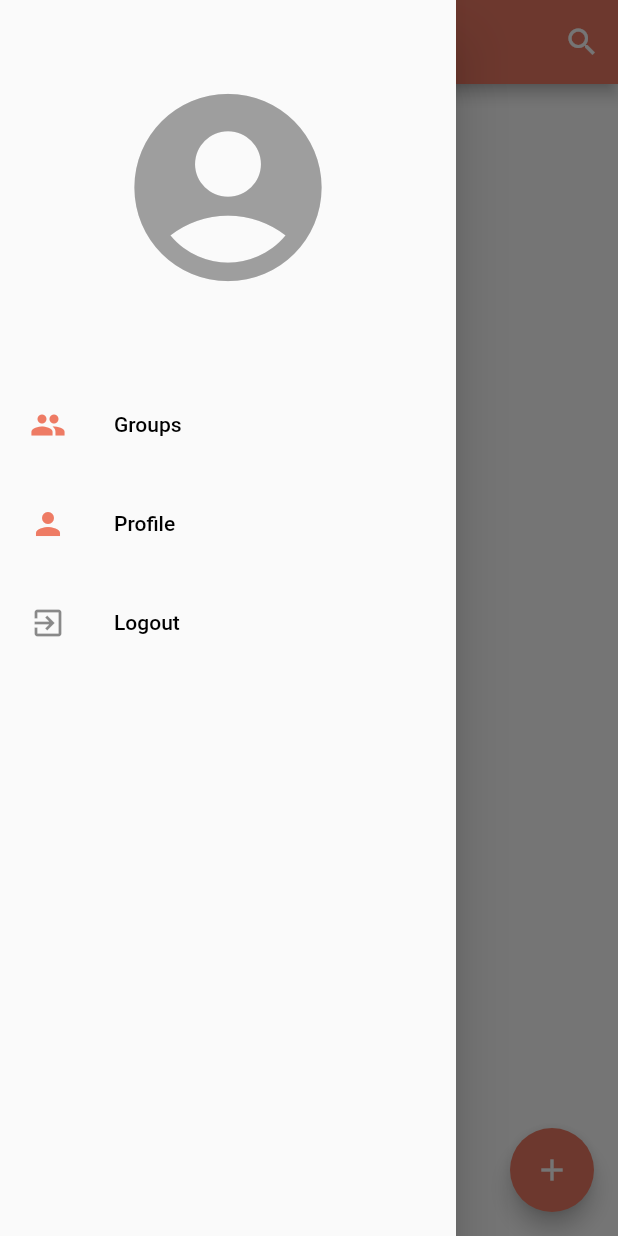
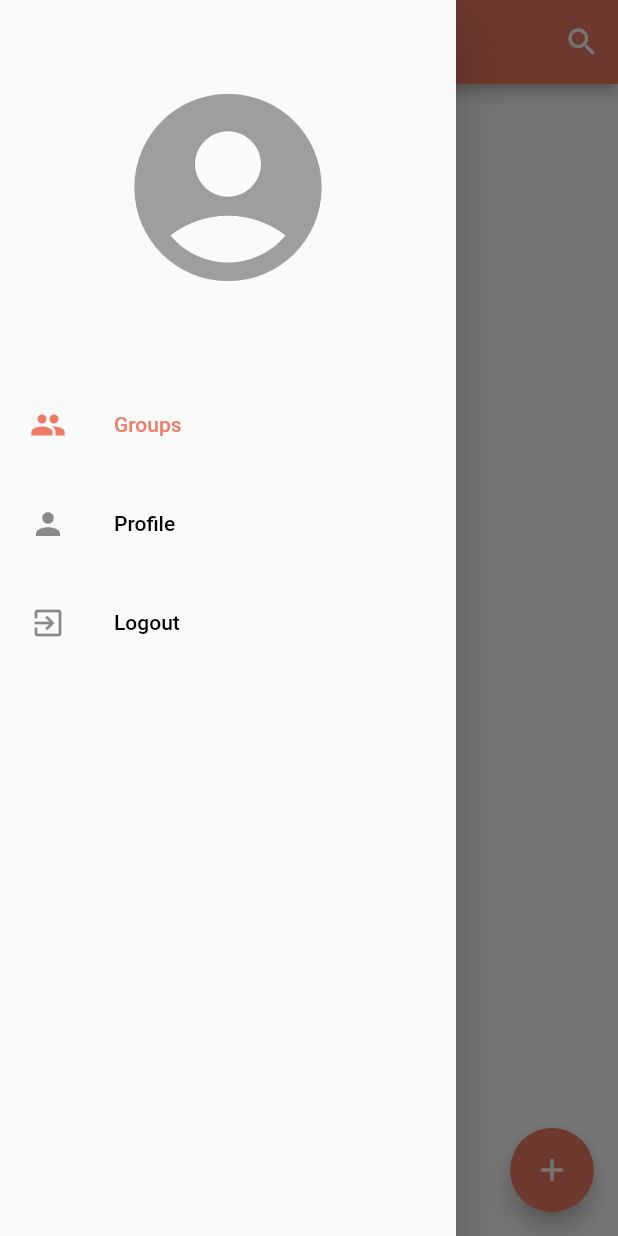
Before and after one commit to vedintech007/chat-app-flutter-firebase, a Flutter app: the HomePage screen opened directly, with the side drawer open, on a phone screen of 412 x 824 dp. Run offline on Flutter 3.47's test engine with Material 2 defaults, Android fonts, the phone set to English and light mode, and no system bars; our stand-ins replace cloud_firestore, firebase_auth, firebase_core, shared_preferences; accounts and stored records are empty.

Commit message:
added custom side drawer

```diff
--- a/lib/pages/home/home_page.dart
+++ b/lib/pages/home/home_page.dart
@@ -7,6 +7,7 @@ import 'package:flutter_chat_app/services/auth_service.dart';
 import 'package:flutter_chat_app/shared/constants.dart';
 import 'package:flutter_chat_app/shared/functions.dart';
 import 'package:flutter_chat_app/widgets/custom_button.dart';
+import 'package:flutter_chat_app/widgets/custom_drawer.dart';
 
 class HomePage extends StatefulWidget {
   const HomePage({super.key});
@@ -61,90 +62,7 @@ class _HomePageState extends State<HomePage> {
         backgroundColor: AppColors().primaryColor,
         child: const Icon(Icons.add),
       ),
-        drawer: Drawer(
-          child: ListView(
-            padding: const EdgeInsets.symmetric(vertical: 50),
-            children: <Widget>[
-              const Icon(
-                Icons.account_circle,
-                size: 150,
-                color: Colors.grey,
-              ),
-              const SizedBox(height: 15),
-              Text(
-                _userName,
-                textAlign: TextAlign.center,
-                style: const TextStyle(
-                  fontSize: 30,
-                ),
-              ),
-              ListTile(
-                onTap: () {},
-                selectedColor: Theme.of(context).primaryColor,
-                selected: true,
-                contentPadding: const EdgeInsets.symmetric(horizontal: 20, vertical: 5),
-                leading: const Icon(Icons.group),
-                title: const Text(
-                  "Groups",
-                  style: TextStyle(
-                    color: Colors.black,
-                  ),
-                ),
-              ),
-              ListTile(
-                onTap: () => nextScreen(context, pageName: const ProfilePage()),
-                selectedColor: Theme.of(context).primaryColor,
-                selected: true,
-                contentPadding: const EdgeInsets.symmetric(horizontal: 20, vertical: 5),
-                leading: const Icon(Icons.person),
-                title: const Text(
-                  "Profile",
-                  style: TextStyle(
-                    color: Colors.black,
-                  ),
-                ),
-              ),
-              ListTile(
-                onTap: () async {
-                  showDialog(
-                      context: context,
-                      barrierDismissible: false,
-                      builder: (context) {
-                        return AlertDialog(
-                          title: const Text("Logout"),
-                          content: const Text("Are you sure you want to logout?"),
-                          actions: [
-                            IconButton(
-                              onPressed: () => pop(context),
-                              icon: const Icon(Icons.cancel, color: Colors.red),
-                            ),
-                            IconButton(
-                              onPressed: () async {
-                                authService.signOut().whenComplete(
-                                      () => nextScreen(
-                                        context,
-                                        pageName: const LoginPage(),
-                                        replace: true,
-                                      ),
+      drawer: const AppDrawer(pageName: "Groups"),
     );
-                              },
-                              icon: const Icon(Icons.exit_to_app, color: Colors.green),
-                            ),
-                          ],
-                        );
-                      });
-                },
-                contentPadding: const EdgeInsets.symmetric(horizontal: 20, vertical: 5),
-                leading: const Icon(Icons.exit_to_app),
-                title: const Text(
-                  "Logout",
-                  style: TextStyle(
-                    color: Colors.black,
-                  ),
-                ),
-              ),
-            ],
-          ),
-        ));
   }
 }
--- /dev/null
+++ b/lib/widgets/custom_drawer.dart
@@ -0,0 +1,148 @@
+import 'package:flutter/material.dart';
+import 'package:flutter_chat_app/helper/helper_function.dart';
+import 'package:flutter_chat_app/pages/auth/login_page.dart';
+import 'package:flutter_chat_app/pages/home/home_page.dart';
+import 'package:flutter_chat_app/pages/profile/profile.dart';
+import 'package:flutter_chat_app/services/auth_service.dart';
+import 'package:flutter_chat_app/shared/functions.dart';
+
+class AppDrawer extends StatefulWidget {
+  const AppDrawer({super.key, required this.pageName});
+
+  final String pageName;
+  // final AuthService authService;
+
+  @override
+  State<AppDrawer> createState() => _AppDrawerState();
+}
+
+class _AppDrawerState extends State<AppDrawer> {
+  AuthService authService = AuthService();
+
+  String _userName = "";
+  String _email = "";
+  String _selectedTabName = "";
+
+  @override
+  void initState() {
+    getUserData();
+
+    _setSelectedTabColor(sectionText: widget.pageName);
+    super.initState();
+  }
+
+  getUserData() async {
+    await HelperFunctions.getUserLoggedInStatusFromSF().then((value) => setState(() {}));
+    await HelperFunctions.getUserEmailFromSF().then((value) => setState(() => _email = value!));
+    await HelperFunctions.getUserNameFromSF().then((value) => setState(() => _userName = value!));
+  }
+
+  _setSelectedTabColor({required String sectionText}) {
+    setState(() => _selectedTabName = sectionText);
+  }
+
+  @override
+  Widget build(BuildContext context) {
+    return Drawer(
+      child: ListView(
+        padding: const EdgeInsets.symmetric(vertical: 50),
+        children: <Widget>[
+          const Icon(
+            Icons.account_circle,
+            size: 150,
+            color: Colors.grey,
+          ),
+          const SizedBox(height: 15),
+          Text(
+            _userName,
+            textAlign: TextAlign.center,
+            style: const TextStyle(
+              fontSize: 30,
+            ),
+          ),
+          ListTile(
+            onTap: () {
+              _setSelectedTabColor(sectionText: "Groups");
+              nextScreen(
+                context,
+                pageName: const HomePage(),
+                replace: true,
+              );
+            },
+            selectedColor: Theme.of(context).primaryColor,
+            selected: _selectedTabName == "Groups" ? true : false,
+            contentPadding: const EdgeInsets.symmetric(horizontal: 20, vertical: 5),
+            leading: Icon(
+              Icons.group,
+              color: _selectedTabName == "Groups" ? Theme.of(context).primaryColor : Colors.grey,
+            ),
+            title: Text(
+              "Groups",
+              style: TextStyle(
+                color: _selectedTabName == "Groups" ? Theme.of(context).primaryColor : Colors.black,
+              ),
+            ),
+          ),
+          ListTile(
+            onTap: () {
+              nextScreen(
+                context,
+                pageName: const ProfilePage(),
+                replace: true,
+              );
+            },
+            selectedColor: _selectedTabName == "Profile" ? Theme.of(context).primaryColor : Colors.grey,
+            selected: _selectedTabName == "Profile" ? true : false,
+            contentPadding: const EdgeInsets.symmetric(horizontal: 20, vertical: 5),
+            leading: const Icon(Icons.person),
+            title: Text(
+              "Profile",
+              style: TextStyle(
+                color: _selectedTabName == "Profile" ? Theme.of(context).primaryColor : Colors.black,
+              ),
+            ),
+          ),
+          ListTile(
+            onTap: () async {
+              showDialog(
+                  context: context,
+                  barrierDismissible: false,
+                  builder: (context) {
+                    return AlertDialog(
+                      title: const Text("Logout"),
+                      content: const Text("Are you sure you want to logout?"),
+                      actions: [
+                        IconButton(
+                          onPressed: () => pop(context),
+                          icon: const Icon(Icons.cancel, color: Colors.red),
+                        ),
+                        IconButton(
+                          onPressed: () async {
+                            authService.signOut().whenComplete(
+                                  () => nextScreen(
+                                    context,
+                                    pageName: const LoginPage(),
+                                    replace: true,
+                                  ),
+                                );
+                          },
+                          icon: const Icon(Icons.exit_to_app, color: Colors.green),
+                        ),
+                      ],
+                    );
+                  });
+            },
+            contentPadding: const EdgeInsets.symmetric(horizontal: 20, vertical: 5),
+            leading: const Icon(Icons.exit_to_app),
+            title: const Text(
+              "Logout",
+              style: TextStyle(
+                color: Colors.black,
+              ),
+            ),
+          ),
+        ],
+      ),
+    );
+  }
+}
```
Also changed, not shown: lib/pages/profile/profile.dart (+10 -1 lines). Lines whose indentation alone changed are shown as unchanged.
